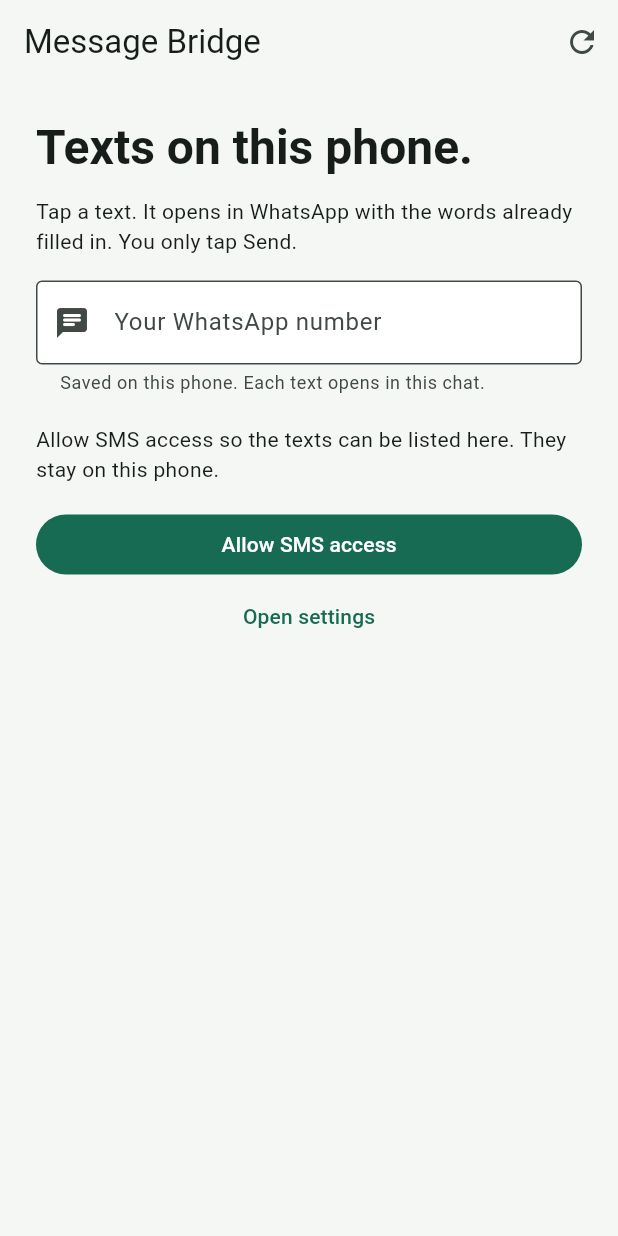
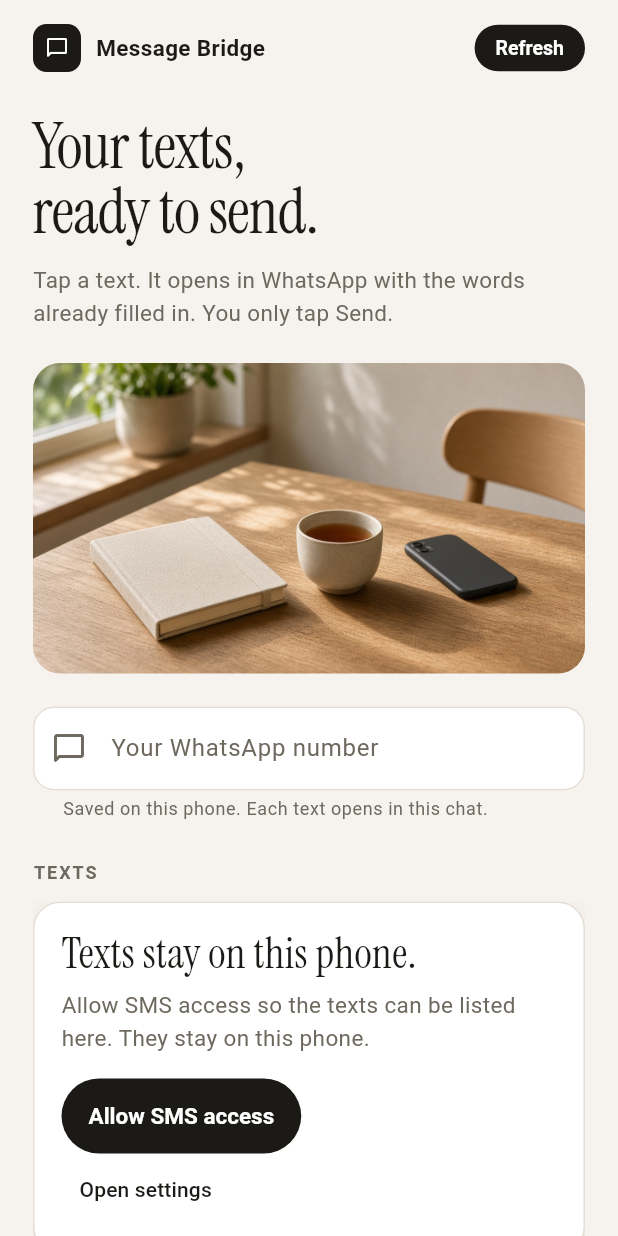
Before and after one commit to Judiciousmurich/message-bridge, a Flutter app: the screen it shows after launch, on a phone screen of 412 x 824 dp. Run offline on Flutter 3.47's test engine with Material 3 defaults, Android fonts, the phone set to English and light mode, and no system bars.

Commit message:
feat(ui): restyle the text list
Give the text list a warm editorial layout, a header photo, and a clear empty state.

Ledger: 2026-11-17 17:01 — Restyle the text list
Co-authored-by: Cursor <cursoragent@cursor.com>

```diff
--- /dev/null
+++ b/lib/bridge_look.dart
@@ -0,0 +1,184 @@
+import 'package:flutter/material.dart';
+
+class BridgeLook {
+  static const canvas = Color(0xFFF6F3EE);
+  static const ink = Color(0xFF1B1A17);
+  static const muted = Color(0xFF6E695F);
+  static const line = Color(0xFFE4DED4);
+  static const green = Color(0xFF0E7A55);
+
+  static const display = TextStyle(
+    fontFamily: 'Instrument Serif',
+    fontSize: 42,
+    height: 1.02,
+    fontWeight: FontWeight.w400,
+    color: ink,
+    letterSpacing: -0.6,
+  );
+
+  static const body = TextStyle(
+    fontSize: 15,
+    height: 1.45,
+    color: muted,
+  );
+
+  static const section = TextStyle(
+    fontSize: 12,
+    height: 1.2,
+    letterSpacing: 1.3,
+    fontWeight: FontWeight.w600,
+    color: muted,
+  );
+
+  static const cardDecoration = BoxDecoration(
+    color: Colors.white,
+    borderRadius: BorderRadius.all(Radius.circular(18)),
+    border: Border.fromBorderSide(BorderSide(color: line)),
+    boxShadow: [
+      BoxShadow(
+        color: Color(0x12000000),
+        blurRadius: 24,
+        offset: Offset(0, 10),
+      ),
+    ],
+  );
+
+  static ThemeData theme() {
+    final base = ThemeData(
+      useMaterial3: true,
+      scaffoldBackgroundColor: canvas,
+      colorScheme: ColorScheme.fromSeed(
+        seedColor: ink,
+        primary: ink,
+        surface: Colors.white,
+      ),
+    );
+    return base.copyWith(
+      textTheme: base.textTheme.apply(bodyColor: ink, displayColor: ink),
+      appBarTheme: const AppBarTheme(
+        backgroundColor: canvas,
+        foregroundColor: ink,
+        elevation: 0,
+        scrolledUnderElevation: 0,
+      ),
+      inputDecorationTheme: InputDecorationTheme(
+        filled: true,
+        fillColor: Colors.white,
+        contentPadding:
+            const EdgeInsets.symmetric(horizontal: 16, vertical: 16),
+        labelStyle: const TextStyle(color: muted),
+        hintStyle: const TextStyle(color: Color(0xFFA39E94)),
+        helperStyle: const TextStyle(color: muted),
+        border: _fieldBorder(line),
+        enabledBorder: _fieldBorder(line),
+        focusedBorder: _fieldBorder(ink, width: 1.4),
+      ),
+      filledButtonTheme: FilledButtonThemeData(
+        style: FilledButton.styleFrom(
+          backgroundColor: ink,
+          foregroundColor: Colors.white,
+          elevation: 0,
+          padding: const EdgeInsets.symmetric(horizontal: 18, vertical: 16),
+          shape: const StadiumBorder(),
+          textStyle: const TextStyle(fontWeight: FontWeight.w600, fontSize: 15),
+        ),
+      ),
+      outlinedButtonTheme: OutlinedButtonThemeData(
+        style: OutlinedButton.styleFrom(
+          foregroundColor: ink,
+          side: const BorderSide(color: line),
+          padding: const EdgeInsets.symmetric(horizontal: 18, vertical: 16),
+          shape: const StadiumBorder(),
+          textStyle: const TextStyle(fontWeight: FontWeight.w600, fontSize: 15),
+        ),
+      ),
+      textButtonTheme: TextButtonThemeData(
+        style: TextButton.styleFrom(foregroundColor: ink),
+      ),
+      snackBarTheme: const SnackBarThemeData(
+        backgroundColor: ink,
+        contentTextStyle: TextStyle(color: Colors.white),
+        behavior: SnackBarBehavior.floating,
+      ),
+    );
+  }
+
+  static OutlineInputBorder _fieldBorder(Color color, {double width = 1}) =>
+      OutlineInputBorder(
+        borderRadius: BorderRadius.circular(14),
+        borderSide: BorderSide(color: color, width: width),
+      );
+}
+
+class BridgeTopBar extends StatelessWidget {
+  const BridgeTopBar({super.key, this.actionLabel, this.onAction});
+
+  final String? actionLabel;
+  final VoidCallback? onAction;
+
+  @override
+  Widget build(BuildContext context) => Row(
+        children: [
+          if (Navigator.canPop(context))
+            Padding(
+              padding: const EdgeInsets.only(right: 4),
+              child: IconButton(
+                tooltip: 'Back',
+                onPressed: () => Navigator.of(context).maybePop(),
+                icon: const Icon(Icons.arrow_back_rounded, color: BridgeLook.ink),
+              ),
+            ),
+          Container(
+            width: 32,
+            height: 32,
+            alignment: Alignment.center,
+            decoration: BoxDecoration(
+              color: BridgeLook.ink,
+              borderRadius: BorderRadius.circular(9),
+            ),
+            child: const Icon(Icons.chat_bubble_outline_rounded,
+                color: Colors.white, size: 16),
+          ),
+          const SizedBox(width: 10),
+          const Text('Message Bridge',
+              style: TextStyle(
+                  fontWeight: FontWeight.w600,
+                  fontSize: 15,
+                  color: BridgeLook.ink)),
+          const Spacer(),
+          if (actionLabel != null)
+            TextButton(
+              onPressed: onAction,
+              style: TextButton.styleFrom(
+                backgroundColor: BridgeLook.ink,
+                foregroundColor: Colors.white,
+                disabledBackgroundColor: const Color(0xFFC4BFB6),
+                disabledForegroundColor: Colors.white,
+                padding: const EdgeInsets.symmetric(horizontal: 14, vertical: 8),
+                minimumSize: Size.zero,
+                tapTargetSize: MaterialTapTargetSize.shrinkWrap,
+                shape: const StadiumBorder(),
+                textStyle:
+                    const TextStyle(fontSize: 13, fontWeight: FontWeight.w600),
+              ),
+              child: Text(actionLabel!),
+            ),
+        ],
+      );
+}
+
+class BridgePhoto extends StatelessWidget {
+  const BridgePhoto({super.key});
+
+  @override
+  Widget build(BuildContext context) => ClipRRect(
+        borderRadius: BorderRadius.circular(18),
+        child: const AspectRatio(
+          aspectRatio: 16 / 9,
+          child: Image(
+            image: AssetImage('assets/images/desk.jpg'),
+            fit: BoxFit.cover,
+          ),
+        ),
+      );
+}
--- a/lib/main.dart
+++ b/lib/main.dart
@@ -1,6 +1,7 @@
 import 'package:flutter/foundation.dart';
 import 'package:flutter/material.dart';
 
+import 'bridge_look.dart';
 import 'compose_page.dart';
 import 'sms_inbox_page.dart';
 
@@ -15,16 +16,7 @@ class MessageBridge extends StatelessWidget {
   Widget build(BuildContext context) => MaterialApp(
         title: 'Message Bridge',
         debugShowCheckedModeBanner: false,
-        theme: ThemeData(
-          useMaterial3: true,
-          colorScheme: ColorScheme.fromSeed(seedColor: const Color(0xFF087F62)),
-          scaffoldBackgroundColor: const Color(0xFFF5F7F4),
-          inputDecorationTheme: const InputDecorationTheme(
-            border: OutlineInputBorder(),
-            filled: true,
-            fillColor: Colors.white,
-          ),
-        ),
+        theme: BridgeLook.theme(),
         home: !kIsWeb && defaultTargetPlatform == TargetPlatform.android
             ? const SmsInboxPage()
             : const ComposePage(),
--- a/lib/sms_inbox_page.dart
+++ b/lib/sms_inbox_page.dart
@@ -1,6 +1,7 @@
 import 'package:flutter/material.dart';
 import 'package:flutter/services.dart';
 
+import 'bridge_look.dart';
 import 'compose_page.dart';
 
 class PhoneText {
@@ -171,59 +172,72 @@ class _SmsInboxPageState extends State<SmsInboxPage> {
 
   @override
   Widget build(BuildContext context) => Scaffold(
-        appBar: AppBar(
-          backgroundColor: const Color(0xFFF5F7F4),
-          title: const Text('Message Bridge'),
-          actions: [
-            IconButton(
-              tooltip: 'Refresh texts',
-              onPressed: _loading ? null : _load,
-              icon: const Icon(Icons.refresh),
-            ),
-          ],
-        ),
+        backgroundColor: BridgeLook.canvas,
         body: SafeArea(
           child: Center(
             child: ConstrainedBox(
-              constraints: const BoxConstraints(maxWidth: 600),
+              constraints: const BoxConstraints(maxWidth: 720),
               child: _loading
-                  ? const Center(child: CircularProgressIndicator())
+                  ? const Center(
+                      child: CircularProgressIndicator(color: BridgeLook.ink))
                   : RefreshIndicator(
+                      color: BridgeLook.ink,
                       onRefresh: _load,
                       child: ListView(
                         physics: const AlwaysScrollableScrollPhysics(),
-                        padding: const EdgeInsets.all(24),
+                        padding: const EdgeInsets.fromLTRB(22, 16, 22, 36),
                         children: [
-                          Text('Texts on this phone.',
-                              style: Theme.of(context)
-                                  .textTheme
-                                  .headlineLarge
-                                  ?.copyWith(
-                                      fontWeight: FontWeight.w700,
-                                      height: 1.15)),
+                          BridgeTopBar(
+                            actionLabel: 'Refresh',
+                            onAction: _loading ? null : _load,
+                          ),
+                          const SizedBox(height: 28),
+                          const Text('Your texts,\nready to send.',
+                              style: BridgeLook.display),
                           const SizedBox(height: 14),
                           const Text(
-                              'Tap a text. It opens in WhatsApp with the words already filled in. You only tap Send.'),
-                          const SizedBox(height: 16),
+                            'Tap a text. It opens in WhatsApp with the words already filled in. You only tap Send.',
+                            style: BridgeLook.body,
+                          ),
+                          const SizedBox(height: 22),
+                          const BridgePhoto(),
+                          const SizedBox(height: 22),
                           TextField(
                             controller: _whatsappNumber,
                             keyboardType: TextInputType.phone,
+                            style: const TextStyle(color: BridgeLook.ink),
                             decoration: const InputDecoration(
                               labelText: 'Your WhatsApp number',
                               hintText: '+254712345678',
                               helperText:
                                   'Saved on this phone. Each text opens in this chat.',
                               helperMaxLines: 2,
-                              prefixIcon: Icon(Icons.chat_rounded),
+                              prefixIcon: Icon(Icons.chat_bubble_outline_rounded,
+                                  color: BridgeLook.muted),
                             ),
                             onChanged: (value) {
                               _rememberNumber(value);
                             },
                           ),
-                          const SizedBox(height: 20),
-                          if (_needsPermission) ...[
+                          const SizedBox(height: 28),
+                          const Text('TEXTS', style: BridgeLook.section),
+                          const SizedBox(height: 12),
+                          if (_needsPermission)
+                            _panel(
+                              child: Column(
+                                crossAxisAlignment: CrossAxisAlignment.start,
+                                children: [
+                                  const Text('Texts stay on this phone.',
+                                      style: TextStyle(
+                                          fontFamily: 'Instrument Serif',
+                                          fontSize: 28,
+                                          height: 1.1,
+                                          color: BridgeLook.ink)),
+                                  const SizedBox(height: 8),
                                   const Text(
-                                'Allow SMS access so the texts can be listed here. They stay on this phone.'),
+                                    'Allow SMS access so the texts can be listed here. They stay on this phone.',
+                                    style: BridgeLook.body,
+                                  ),
                                   const SizedBox(height: 16),
                                   FilledButton(
                                     onPressed: _allow,
@@ -234,48 +248,91 @@ class _SmsInboxPageState extends State<SmsInboxPage> {
                                     child: const Text('Open settings'),
                                   ),
                                 ],
+                              ),
+                            ),
                           if (_error != null) ...[
-                            Text(_error!),
+                            Text(_error!, style: BridgeLook.body),
                             const SizedBox(height: 12),
                           ],
                           if (!_needsPermission &&
                               _error == null &&
                               _messages.isEmpty)
-                            const Text('No text messages were found on this phone.'),
+                            _panel(
+                              child: const Column(
+                                crossAxisAlignment: CrossAxisAlignment.start,
+                                children: [
+                                  Text('No texts on this phone.',
+                                      style: TextStyle(
+                                          fontFamily: 'Instrument Serif',
+                                          fontSize: 28,
+                                          height: 1.1,
+                                          color: BridgeLook.ink)),
+                                  SizedBox(height: 8),
+                                  Text(
+                                    'When a message is stored on this phone, it will show up here.',
+                                    style: BridgeLook.body,
+                                  ),
+                                ],
+                              ),
+                            ),
                           if (_messages.length == _limit)
                             const Padding(
                               padding: EdgeInsets.only(bottom: 12),
-                              child: Text('Showing the 200 newest texts.'),
+                              child: Text('Showing the 200 newest texts.',
+                                  style: BridgeLook.body),
                             ),
                           for (final message in _messages) ...[
-                            Card(
-                              clipBehavior: Clip.antiAlias,
-                              child: InkWell(
+                            _panel(
                               onTap: _opening ? null : () => _send(message),
-                                child: Padding(
-                                  padding: const EdgeInsets.all(16),
                               child: Column(
                                 crossAxisAlignment: CrossAxisAlignment.start,
                                 children: [
-                                      Text(message.address,
-                                          style: Theme.of(context)
-                                              .textTheme
-                                              .titleMedium),
-                                      const SizedBox(height: 4),
-                                      Text(
-                                          '${message.sent ? 'Sent' : 'Received'} · ${_when(message.dateMillis)}'),
-                                      const SizedBox(height: 8),
-                                      Text(message.body),
-                                      const SizedBox(height: 8),
-                                      Text('Open in WhatsApp',
-                                          style: Theme.of(context)
-                                              .textTheme
-                                              .labelLarge
-                                              ?.copyWith(
-                                                  color: const Color(0xFF087F62))),
+                                  Row(
+                                    crossAxisAlignment: CrossAxisAlignment.start,
+                                    children: [
+                                      Expanded(
+                                        child: Text(message.address,
+                                            style: const TextStyle(
+                                                fontSize: 17,
+                                                fontWeight: FontWeight.w600,
+                                                color: BridgeLook.ink)),
+                                      ),
+                                      const SizedBox(width: 12),
+                                      Container(
+                                        width: 32,
+                                        height: 32,
+                                        alignment: Alignment.center,
+                                        decoration: BoxDecoration(
+                                          color: const Color(0xFFF3F0EA),
+                                          borderRadius: BorderRadius.circular(10),
+                                        ),
+                                        child: Icon(
+                                          message.sent
+                                              ? Icons.north_east_rounded
+                                              : Icons.south_west_rounded,
+                                          size: 16,
+                                          color: BridgeLook.ink,
+                                        ),
+                                      ),
                                     ],
                                   ),
+                                  const SizedBox(height: 6),
+                                  Text(
+                                    '${message.sent ? 'Sent' : 'Received'} · ${_when(message.dateMillis)}',
+                                    style: BridgeLook.body,
                                   ),
+                                  const SizedBox(height: 10),
+                                  Text(message.body,
+                                      style: const TextStyle(
+                                          fontSize: 15,
+                                          height: 1.4,
+                                          color: BridgeLook.ink)),
+                                  const SizedBox(height: 14),
+                                  const Text('Open in WhatsApp',
+                                      style: TextStyle(
+                                          fontWeight: FontWeight.w600,
+                                          color: BridgeLook.green)),
+                                ],
                               ),
                             ),
                             const SizedBox(height: 12),
@@ -287,4 +344,16 @@ class _SmsInboxPageState extends State<SmsInboxPage> {
           ),
         ),
       );
+
+  Widget _panel({required Widget child, VoidCallback? onTap}) => Material(
+        color: Colors.transparent,
+        child: InkWell(
+          onTap: onTap,
+          borderRadius: BorderRadius.circular(18),
+          child: Ink(
+            decoration: BridgeLook.cardDecoration,
+            child: Padding(padding: const EdgeInsets.all(18), child: child),
+          ),
+        ),
+      );
 }
```
Also changed, not shown: assets/fonts/OFL.txt (added, +93 -0 lines), lib/compose_page.dart (+33 -34 lines), pubspec.yaml (+8 -0 lines), assets/fonts/InstrumentSerif-Regular.ttf (added), assets/images/desk.jpg (added), 2 other files. Lines whose indentation alone changed are shown as unchanged.
